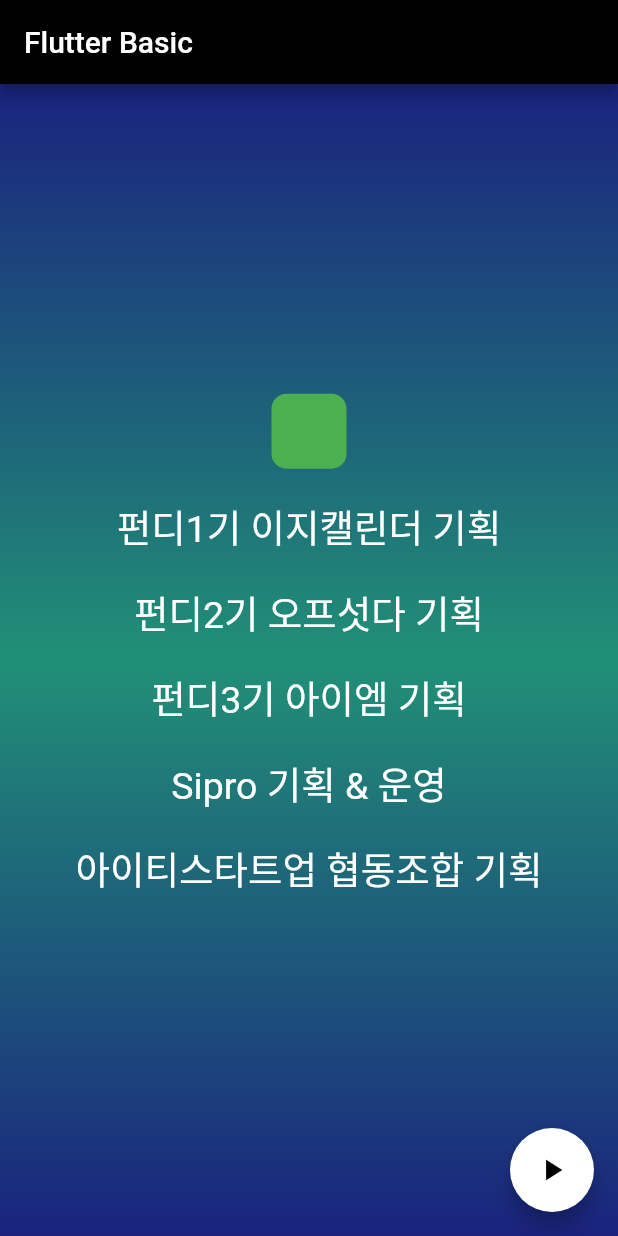
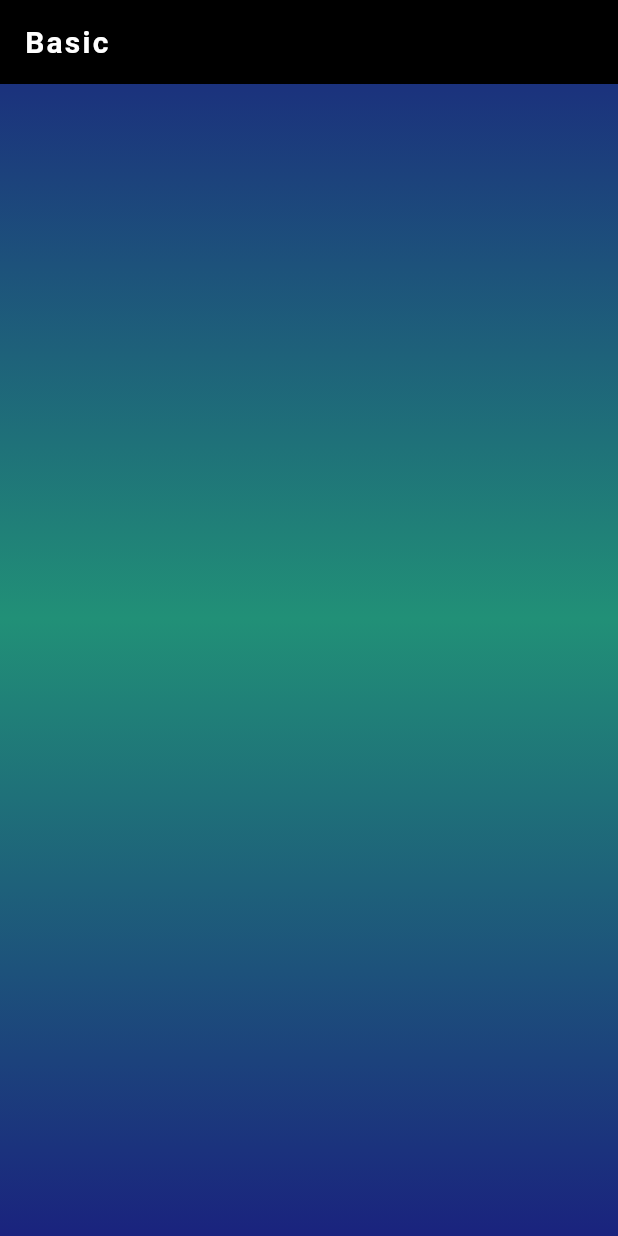
Before and after one commit to mhyungdoo/flutter_stardapp, a Flutter app: the BasicPage screen opened directly, on a phone screen of 412 x 824 dp. Run offline on Flutter 3.47's test engine with Material 2 defaults, Android fonts, the phone set to English and light mode, and no system bars.

Commit message:
스타디앱 20210108

```diff
--- a/lib/screen/basic_page.dart
+++ b/lib/screen/basic_page.dart
@@ -1,6 +1,5 @@
-import 'dart:math';
+import 'package:flutter/cupertino.dart';
 import 'package:flutter/material.dart';
-import 'dart:async';
 
 class BasicPage extends StatefulWidget {
   @override
@@ -8,16 +7,20 @@
 }
 
 class _BasicPageState extends State<BasicPage> {
-  double _width = 50;
-  double _height = 50;
-  Color _color = Colors.green; // 색상은 Color로 선언.
-  List<String> _portfolio = ['펀디1기 이지캘린더 기획', '펀디2기 오프섯다 기획', '펀디3기 아이엠 기획', 'Sipro 기획 & 운영', '아이티스타트업 협동조합 기획'];
-
   @override
   Widget build(BuildContext context) {
     return Scaffold(
+      extendBodyBehindAppBar: true,
       appBar: AppBar(
-        title: Text('Flutter Basic'),
+        elevation: 0.0,
+        title: Text(
+          'Basic',
+          style: TextStyle(
+            fontSize: 20,
+            letterSpacing: 1.5,
+            fontWeight: FontWeight.bold,
+          ),
+        ),
       ),
       body: Container(
         decoration: BoxDecoration(
@@ -25,69 +28,10 @@
                 begin: Alignment.topCenter,
                 end: Alignment.bottomCenter,
                 colors: [
-                  Color(0xff1A237E),
-                  Color(0xff219077),
-                  Color(0xff1A237E),
-
-                ]
-            )
-        ),
-        child: Column(
-          mainAxisAlignment: MainAxisAlignment.center,
-          children: [
-            Center(
-              child: AnimatedContainer(
-                width: _width,
-                height: _height,
-                decoration: BoxDecoration(
-                  borderRadius: BorderRadius.circular(10),
-                  color: _color,
-                ),
-                duration: Duration(milliseconds: 500),
-                curve: Curves.fastOutSlowIn,
-              ),
-            ),
-            SizedBox(
-              height: 20,
-            ),
-            Text(_portfolio[0], style: TextStyle(fontSize: 25)),
-            SizedBox(
-              height: 20,
-            ),
-            Text(_portfolio[1], style: TextStyle(fontSize: 25)),
-            SizedBox(
-              height: 20,
-            ),
-            Text(_portfolio[2], style: TextStyle(fontSize: 25)),
-            SizedBox(
-              height: 20,
-            ),
-            Text(_portfolio[3], style: TextStyle(fontSize: 25)),
-            SizedBox(
-              height: 20,
-            ),
-            Text(_portfolio[4], style: TextStyle(fontSize: 25)),
-            SizedBox(
-              height: 20,
-            ),
-          ],
-        ),
-      ),
-      floatingActionButton: FloatingActionButton(
-        onPressed: () async {
-          for (int i = 0; i < 100; i++) {
-            setState(() {
-              // floating button이 눌러질 때마다 새로고침
-              final random = Random();
-              _width = random.nextInt(300).toDouble();
-              _height = random.nextInt(100).toDouble();
-              _color = Color.fromRGBO(random.nextInt(256), random.nextInt(256),
-                  random.nextInt(256), 1);
-            });
-            await Future.delayed(Duration(milliseconds: 300));
-          }
-        },
-        child: Icon(Icons.play_arrow),
+              Color(0xff1A237E),
+              Color(0xff219077),
+              Color(0xff1A237E),
+            ])),
       ),
     );
   }
--- a/lib/screen/lecture_page.dart
+++ b/lib/screen/lecture_page.dart
@@ -1,5 +1,3 @@
-
-
 
 import 'package:flutter/cupertino.dart';
 import 'package:flutter/material.dart';
```
